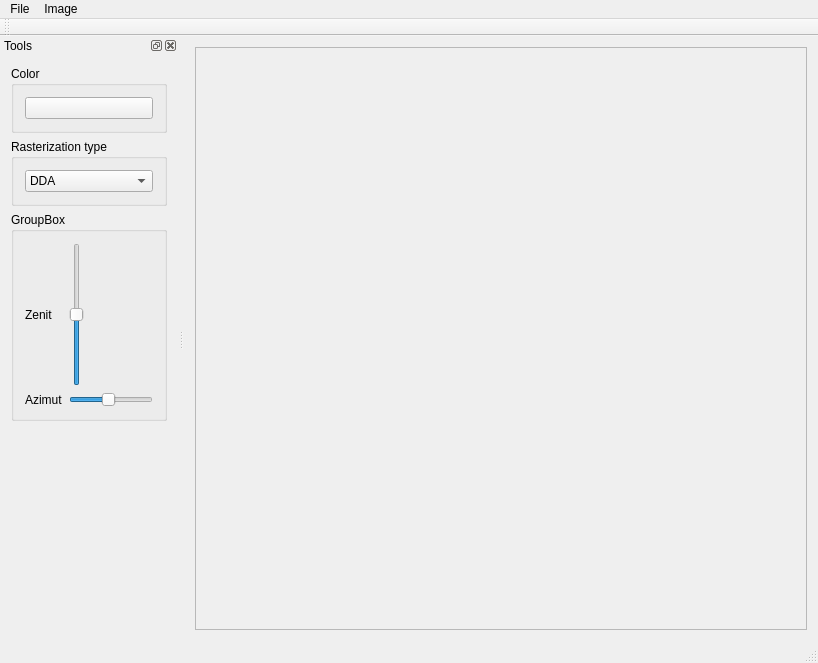
TimurKr/DigitalElevationModel, file src/ThreeDViewer.ui: the form before one commit.
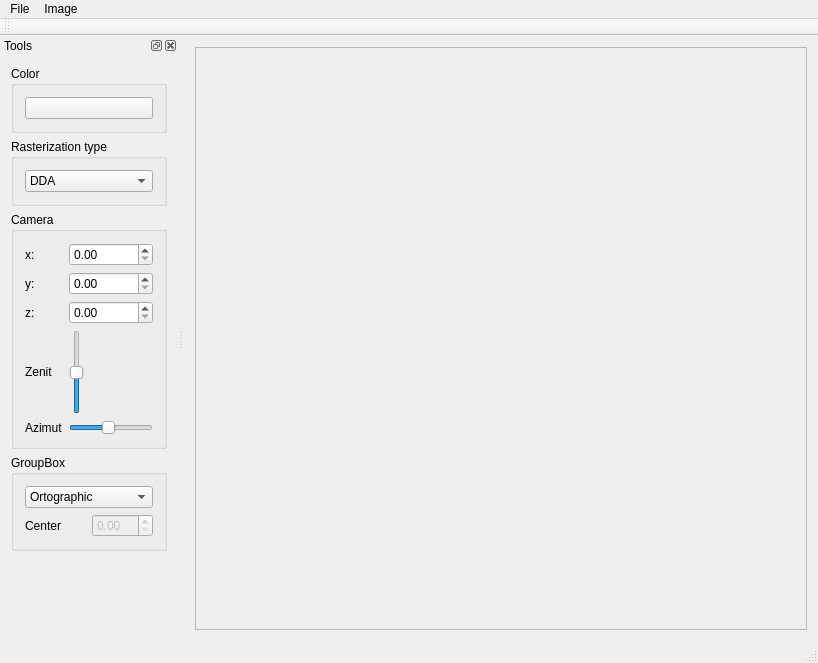
The form after the commit.

Commit message: New UI and many untested functions related to drawing 3D objects

```diff
--- a/src/ThreeDViewer.ui
+++ b/src/ThreeDViewer.ui
@@ -121,18 +121,47 @@
      <item>
       <widget class="QGroupBox" name="groupBox_3">
        <property name="title">
-        <string>GroupBox</string>
+        <string>Camera</string>
        </property>
        <layout class="QGridLayout" name="gridLayout_2">
-        <item row="0" column="0">
+        <item row="4" column="1">
+         <widget class="QSlider" name="camera_azimut">
+          <property name="maximum">
+           <number>390</number>
+          </property>
+          <property name="singleStep">
+           <number>1</number>
+          </property>
+          <property name="value">
+           <number>180</number>
+          </property>
+          <property name="orientation">
+           <enum>Qt::Horizontal</enum>
+          </property>
+         </widget>
+        </item>
+        <item row="3" column="0">
          <widget class="QLabel" name="label">
           <property name="text">
            <string>Zenit</string>
           </property>
          </widget>
         </item>
+        <item row="4" column="0">
+         <widget class="QLabel" name="label_2">
+          <property name="text">
+           <string>Azimut</string>
+          </property>
+         </widget>
+        </item>
         <item row="0" column="1">
-         <widget class="QSlider" name="verticalSlider">
+         <widget class="QDoubleSpinBox" name="camera_x"/>
+        </item>
+        <item row="1" column="1">
+         <widget class="QDoubleSpinBox" name="camera_y"/>
+        </item>
+        <item row="3" column="1">
+         <widget class="QSlider" name="camera_zenit">
           <property name="minimum">
            <number>-90</number>
           </property>
@@ -144,27 +173,65 @@
           </property>
          </widget>
         </item>
+        <item row="2" column="1">
+         <widget class="QDoubleSpinBox" name="camera_z"/>
+        </item>
+        <item row="0" column="0">
+         <widget class="QLabel" name="label_3">
+          <property name="text">
+           <string>x:</string>
+          </property>
+         </widget>
+        </item>
         <item row="1" column="0">
-         <widget class="QLabel" name="label_2">
+         <widget class="QLabel" name="label_4">
           <property name="text">
-           <string>Azimut</string>
+           <string>y:</string>
+          </property>
+         </widget>
+        </item>
+        <item row="2" column="0">
+         <widget class="QLabel" name="label_5">
+          <property name="text">
+           <string>z:</string>
+          </property>
+         </widget>
+        </item>
+       </layout>
+      </widget>
+     </item>
+     <item>
+      <widget class="QGroupBox" name="groupBox_4">
+       <property name="title">
+        <string>GroupBox</string>
+       </property>
+       <layout class="QGridLayout" name="gridLayout_3">
+        <item row="1" column="0">
+         <widget class="QLabel" name="label_6">
+          <property name="text">
+           <string>Center</string>
           </property>
          </widget>
         </item>
         <item row="1" column="1">
-         <widget class="QSlider" name="horizontalSlider">
-          <property name="maximum">
-           <number>390</number>
+         <widget class="QDoubleSpinBox" name="center_of_projection">
+          <property name="enabled">
+           <bool>false</bool>
           </property>
-          <property name="singleStep">
-           <number>1</number>
-          </property>
-          <property name="value">
-           <number>180</number>
-          </property>
-          <property name="orientation">
-           <enum>Qt::Horizontal</enum>
-          </property>
+         </widget>
+        </item>
+        <item row="0" column="0" colspan="2">
+         <widget class="QComboBox" name="projection_type">
+          <item>
+           <property name="text">
+            <string>Ortographic</string>
+           </property>
+          </item>
+          <item>
+           <property name="text">
+            <string>Perspective</string>
+           </property>
+          </item>
          </widget>
         </item>
        </layout>
```
Left out of the diff: 4 changed lines with no effect on the pictures. The commit also changes 7 other files.
